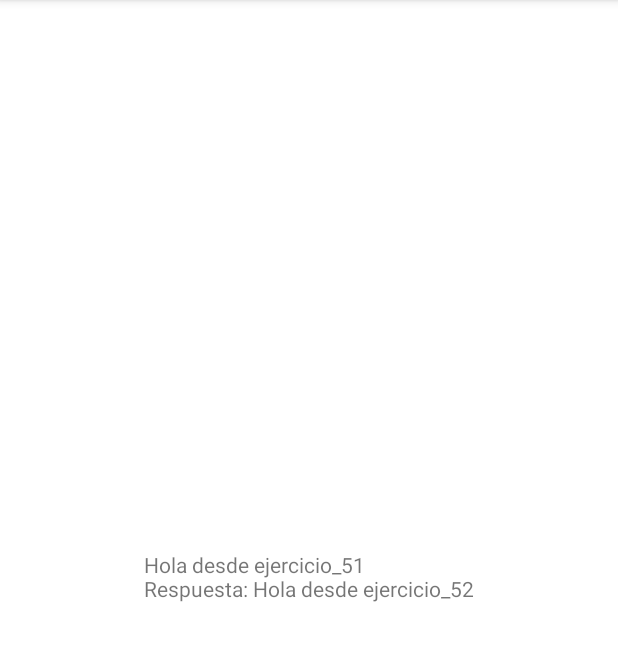
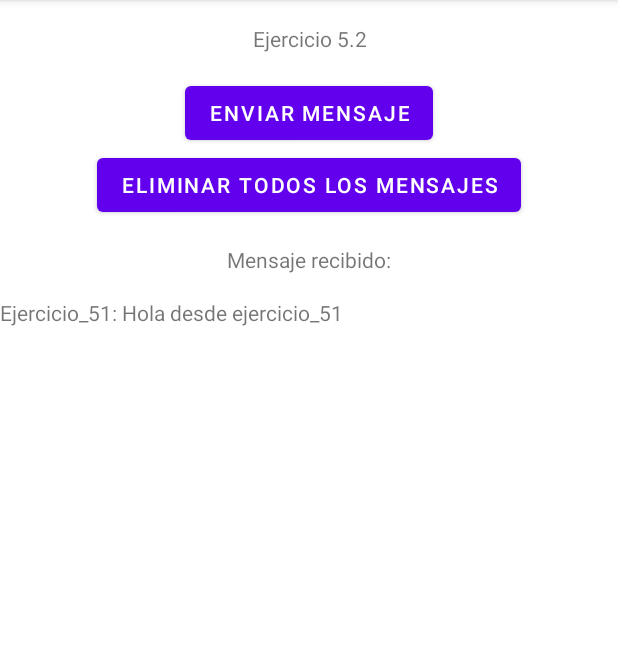
Before and after one commit to Xephorot/U1---P1---M1---Practico-usando-Hilos-runnable-handler-etc., an Android app: the Ejercicio_51 screen opened directly, with no data from a screen before it, after a tap on "ENVIAR MENSAJE", on a phone screen of 412 x 824 dp, the part 84-745 px from its top. Run offline under Robolectric (Android 15) with nearby library versions, the phone set to English and light mode, and no system bars.

Commit message:
Terminado ejercicio 5 (Terminado)

```diff
--- a/app/src/main/java/com/example/practico1/Ejercicio5/MessageSender.java
+++ b/app/src/main/java/com/example/practico1/Ejercicio5/MessageSender.java
@@ -1,35 +1,97 @@
 package com.example.practico1.Ejercicio5;
-import android.content.Intent;
-import android.os.Bundle;
+
+import android.content.Context;
+import android.content.SharedPreferences;
 import android.os.Handler;
-import android.os.Looper;
+import android.os.Parcel;
+import android.os.Parcelable;
+import android.view.View;
+import android.widget.LinearLayout;
+import android.widget.TextView;
 
 public class MessageSender {
 
-    public interface MessageCallback {
-        void onMessageSent(String message);
+    public static class MessageHandler implements Parcelable {
+        private Handler handler;
+
+        public MessageHandler(Handler handler) {
+            this.handler = handler;
+        }
+
+        protected MessageHandler(Parcel in) {
+            handler = (Handler) in.readValue(Handler.class.getClassLoader());
+        }
+
+        public Handler getHandler() {
+            return handler;
+        }
+
+        public static final Creator<MessageHandler> CREATOR = new Creator<MessageHandler>() {
+            @Override
+            public MessageHandler createFromParcel(Parcel in) {
+                return new MessageHandler(in);
+            }
+
+            @Override
+            public MessageHandler[] newArray(int size) {
+                return new MessageHandler[size];
+            }
+        };
+
+        @Override
+        public int describeContents() {
+            return 0;
+        }
+
+        @Override
+        public void writeToParcel(Parcel dest, int flags) {
+            dest.writeValue(handler);
+        }
+    }
+    public static void saveMessage(Context context, String message, String sender) {
+        SharedPreferences sharedPreferences = context.getSharedPreferences("messages", Context.MODE_PRIVATE);
+        SharedPreferences.Editor editor = sharedPreferences.edit();
+        int messageCount = sharedPreferences.getInt("messageCount", 0);
+        editor.putString("message_" + messageCount, sender + ": " + message);
+        editor.putInt("messageCount", messageCount + 1);
+        editor.apply();
+    }
+    public static void addMessage(Context context, LinearLayout messagesContainer, String message, String sender) {
+        saveMessage(context, message, sender);
+        TextView textView = new TextView(context);
+        textView.setText(sender + ": " + message);
+        textView.setTag("message");
+        messagesContainer.addView(textView);
     }
 
-    public static void sendMessageAsync(final String message, final MessageCallback callback) {
-        // Simulamos una tarea asincrónica usando una coroutine
-        new Thread(new Runnable() {
-            @Override
-            public void run() {
-                // Simulamos un retraso en el envío del mensaje
-                try {
-                    Thread.sleep(2000); // 2 segundos de retraso
-                } catch (InterruptedException e) {
-                    e.printStackTrace();
-                }
+    public static void loadMessages(Context context, LinearLayout messagesContainer) {
+        SharedPreferences sharedPreferences = context.getSharedPreferences("messages", Context.MODE_PRIVATE);
+        int messageCount = sharedPreferences.getInt("messageCount", 0);
+        for (int i = 0; i < messageCount; i++) {
+            String message = sharedPreferences.getString("message_" + i, null);
+            if (message != null) {
+                TextView textView = new TextView(context);
+                textView.setText(message);
+                textView.setTag("message");
+                messagesContainer.addView(textView);
+            }
+        }
+    }
+    public static void deleteAllMessages(Context context) {
+        SharedPreferences sharedPreferences = context.getSharedPreferences("messages", Context.MODE_PRIVATE);
+        SharedPreferences.Editor editor = sharedPreferences.edit();
+        editor.clear();
+        editor.putInt("messageCount", 0);
+        editor.apply();
+    }
 
-                // Usamos un Handler para volver al hilo principal
-                new Handler(Looper.getMainLooper()).post(new Runnable() {
-                    @Override
-                    public void run() {
-                        callback.onMessageSent(message);
-                    }
-                });
+    public static void deleteAllMessageViews(Context context, LinearLayout messagesContainer) {
+        for (int i = messagesContainer.getChildCount() - 1; i >= 0; i--) {
+            View child = messagesContainer.getChildAt(i);
+            if (child instanceof TextView && child.getTag() != null && child.getTag().equals("message")) {
+                messagesContainer.removeViewAt(i);
             }
-        }).start();
+        }
+        deleteAllMessages(context);
     }
 }
--- a/app/src/main/java/com/example/practico1/Ejercicio_51.java
+++ b/app/src/main/java/com/example/practico1/Ejercicio_51.java
@@ -6,25 +6,44 @@ import android.content.Intent;
 import android.os.Bundle;
 import android.view.View;
 import android.widget.Button;
+import android.widget.LinearLayout;
+
+import com.example.practico1.Ejercicio5.MessageSender;
 
 public class Ejercicio_51 extends AppCompatActivity {
+
+    private LinearLayout messagesContainer;
 
     @Override
     protected void onCreate(Bundle savedInstanceState) {
         super.onCreate(savedInstanceState);
         setContentView(R.layout.activity_ejercicio51);
 
+        messagesContainer = findViewById(R.id.messagesContainer);
+
+        MessageSender.loadMessages(this, messagesContainer);
+
         Button sendButton = findViewById(R.id.sendButton);
         sendButton.setOnClickListener(view -> {
             sendMessage();
         });
+
+        Button deleteButton = findViewById(R.id.deleteButton);
+        deleteButton.setOnClickListener(view -> {
+            MessageSender.deleteAllMessageViews(this, messagesContainer);
+        });
+
     }
 
     private void sendMessage() {
+        MessageSender.addMessage(this, messagesContainer, "Hola desde ejercicio_51", "Ejercicio_51");
         Intent intent = new Intent(this, Ejercicio_52.class);
-        Bundle bundle = new Bundle();
-        bundle.putString("message", "Hola desde ejercicio_51");
-        intent.putExtras(bundle);
         startActivity(intent);
     }
+    @Override
+    protected void onDestroy() {
+        super.onDestroy();
+        MessageSender.deleteAllMessages(this);
+    }
+
 }
--- a/app/src/main/java/com/example/practico1/Ejercicio_52.java
+++ b/app/src/main/java/com/example/practico1/Ejercicio_52.java
@@ -1,43 +1,48 @@
 package com.example.practico1;
+
 import androidx.appcompat.app.AppCompatActivity;
+
 import android.content.Intent;
 import android.os.Bundle;
-import android.widget.TextView;
+import android.widget.Button;
+import android.widget.LinearLayout;
+
 import com.example.practico1.Ejercicio5.MessageSender;
 
 public class Ejercicio_52 extends AppCompatActivity {
 
-    private TextView messageTextView;
+    private LinearLayout messagesContainer;
 
     @Override
     protected void onCreate(Bundle savedInstanceState) {
         super.onCreate(savedInstanceState);
         setContentView(R.layout.activity_ejercicio52);
 
-        messageTextView = findViewById(R.id.messageTextView);
+        messagesContainer = findViewById(R.id.messagesContainer2);
 
-        Intent intent = getIntent();
-        if (intent != null) {
-            Bundle bundle = intent.getExtras();
-            if (bundle != null) {
-                String message = bundle.getString("message");
-                if (message != null) {
-                    messageTextView.setText(message);
+        MessageSender.loadMessages(this, messagesContainer);
 
-                    // Simulamos el envío de una respuesta asincrónica con coroutine
-                    MessageSender.sendMessageAsync("Hola desde ejercicio_52", new MessageSender.MessageCallback() {
-                        @Override
-                        public void onMessageSent(final String message) {
-                            runOnUiThread(new Runnable() {
-                                @Override
-                                public void run() {
-                                    messageTextView.append("\nRespuesta: " + message);
-                                }
-                            });
-                        }
-                    });
-                }
-            }
-        }
+        Button sendButton52 = findViewById(R.id.sendButton52);
+        sendButton52.setOnClickListener(view -> {
+            sendMessageFrom52();
+        });
+
+        Button deleteButton = findViewById(R.id.deleteButton);
+        deleteButton.setOnClickListener(view -> {
+            MessageSender.deleteAllMessageViews(this, messagesContainer);
+        });
     }
+
+    private void sendMessageFrom52() {
+        MessageSender.addMessage(this, messagesContainer, "Hola desde ejercicio_52", "Ejercicio_52");
+        Intent intent = new Intent(this, Ejercicio_51.class);
+        startActivity(intent);
+    }
+
+    @Override
+    protected void onDestroy() {
+        super.onDestroy();
+        MessageSender.deleteAllMessages(this);
+    }
+
 }
--- a/app/src/main/res/layout/activity_ejercicio52.xml
+++ b/app/src/main/res/layout/activity_ejercicio52.xml
@@ -6,18 +6,54 @@
     android:layout_height="match_parent"
     tools:context=".Ejercicio_52">
 
-    <TextView
-        android:id="@+id/messageTextView"
-        android:layout_width="wrap_content"
-        android:layout_height="wrap_content"
-        android:text="Mensaje recibido:"
+    <LinearLayout
+        android:id="@+id/messagesContainer2"
+        android:layout_width="match_parent"
+        android:layout_height="match_parent"
+        android:orientation="vertical"
         app:layout_constraintBottom_toBottomOf="parent"
         app:layout_constraintEnd_toEndOf="parent"
+        app:layout_constraintHorizontal_bias="1.0"
         app:layout_constraintStart_toStartOf="parent"
         app:layout_constraintTop_toTopOf="parent"
-        android:layout_marginTop="16dp"
-        android:layout_marginStart="16dp"
-        android:layout_marginEnd="16dp"
-        android:layout_marginBottom="16dp" />
+        app:layout_constraintVertical_bias="0.299">
+
+        <TextView
+            android:id="@+id/messageTextView3"
+            android:layout_width="match_parent"
+            android:layout_height="wrap_content"
+            android:layout_gravity="center"
+            android:layout_marginStart="16dp"
+            android:layout_marginTop="16dp"
+            android:layout_marginEnd="16dp"
+            android:layout_marginBottom="16dp"
+            android:text="Ejercicio 5.2"
+            android:gravity="center"/>
+
+        <Button
+            android:id="@+id/sendButton52"
+            android:layout_width="wrap_content"
+            android:layout_height="wrap_content"
+            android:layout_gravity="center"
+            android:text="Enviar Mensaje" />
+        <Button
+            android:id="@+id/deleteButton"
+            android:layout_width="wrap_content"
+            android:layout_height="wrap_content"
+            android:layout_gravity="center"
+            android:text="Eliminar todos los mensajes" />
+
+        <TextView
+            android:id="@+id/messageTextView"
+            android:layout_width="wrap_content"
+            android:layout_height="wrap_content"
+            android:layout_marginStart="16dp"
+            android:layout_marginTop="16dp"
+            android:layout_marginEnd="16dp"
+            android:layout_marginBottom="16dp"
+            android:layout_gravity="center"
+            android:text="Mensaje recibido:" />
+
+    </LinearLayout>
 
 </androidx.constraintlayout.widget.ConstraintLayout>
```
Also changed, not shown: app/src/main/res/layout/activity_ejercicio51.xml (+46 -6 lines).
